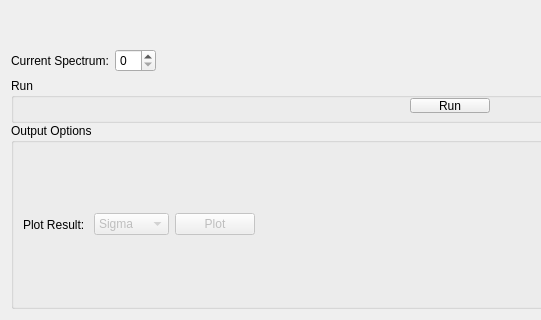
The window that qt/scientific_interfaces/Indirect/Stretch.ui (mantidproject/mantid) describes before a commit, drawn with Qt 5; both pictures show x 0 to 541 and y 280 to 600 of the 900 by 600 pixel window.
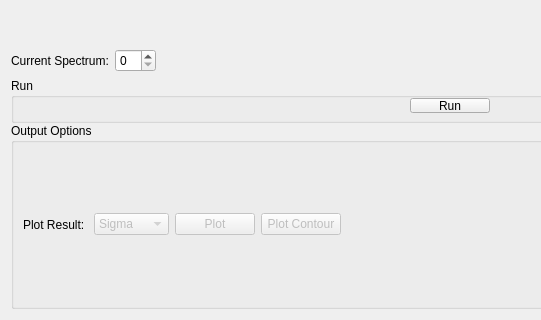
The same window after the commit. Custom widgets are drawn as their Qt base class.

Commit message: Refs #23830. Add Plot Contour option

Diff of the .ui file:
```diff
--- a/qt/scientific_interfaces/Indirect/Stretch.ui
+++ b/qt/scientific_interfaces/Indirect/Stretch.ui
@@ -347,6 +347,16 @@
              </property>
             </widget>
            </item>
+           <item>
+            <widget class="QPushButton" name="pbPlotContour">
+             <property name="enabled">
+              <bool>false</bool>
+             </property>
+             <property name="text">
+              <string>Plot Contour</string>
+             </property>
+            </widget>
+           </item>
            <item>
             <spacer name="horizontalSpacer_18">
              <property name="orientation">
```
The commit also changes 2 other files.
